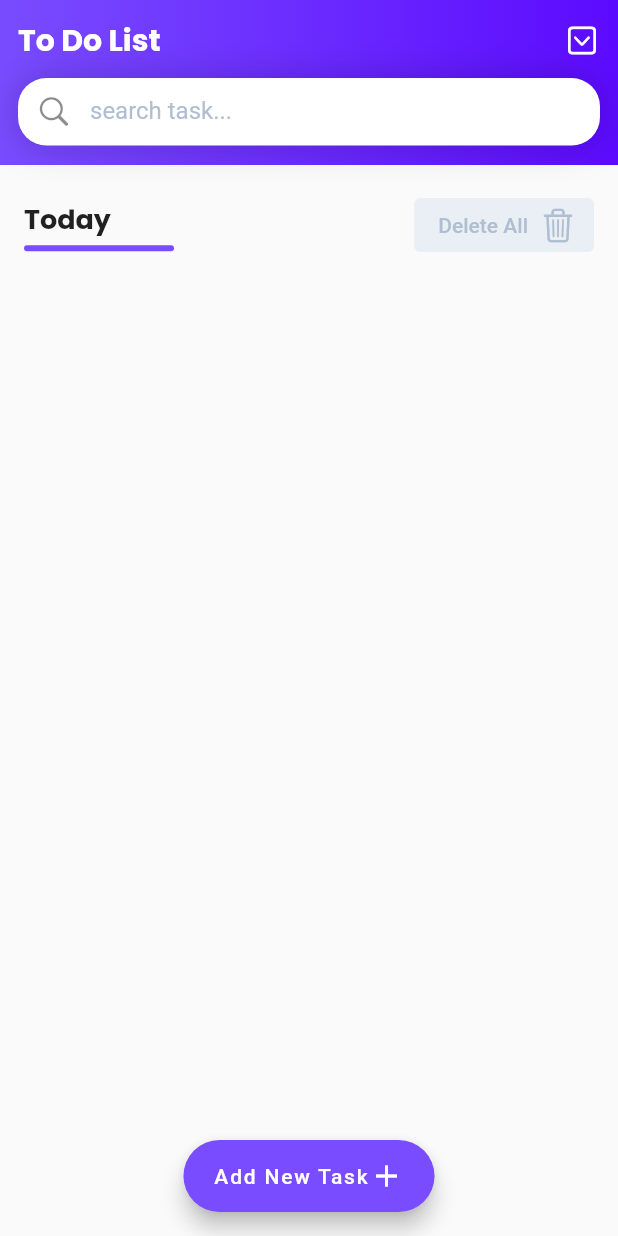
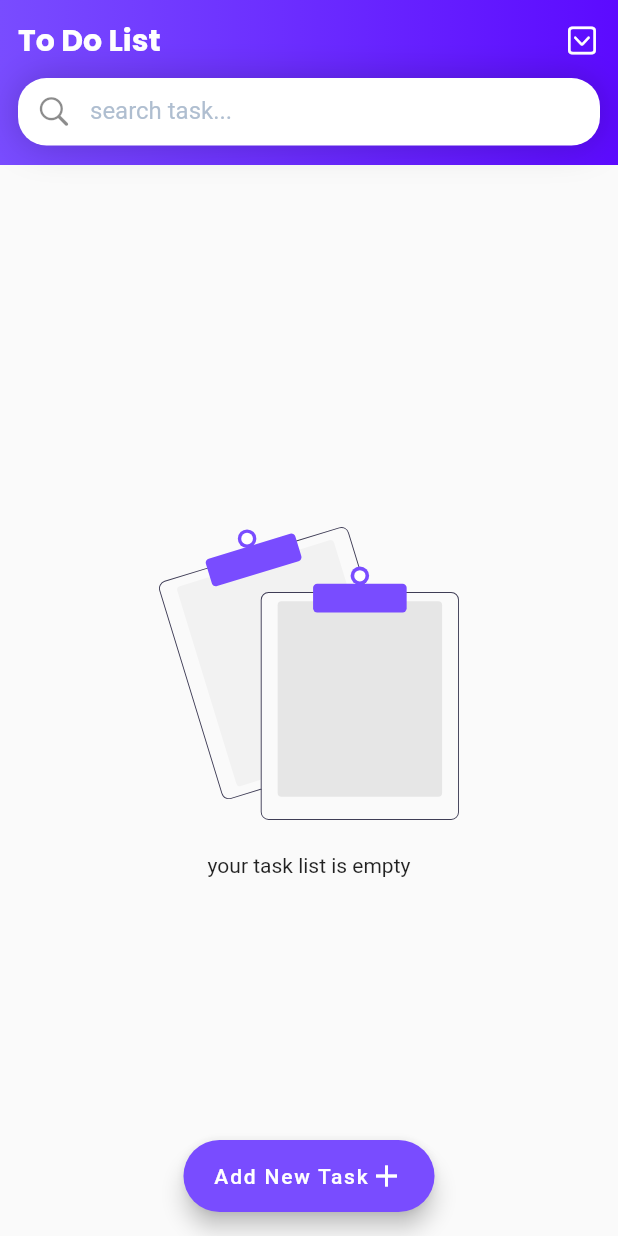
Before and after one commit to alikazemidev/task_7_clone_flutter, a Flutter app: the screen it shows after launch, on a phone screen of 412 x 824 dp. Run offline on Flutter 3.47's test engine with Material 2 defaults, Android fonts, the phone set to English and light mode, and no system bars; our stand-ins replace flutter_svg, google_fonts, hive_flutter; accounts and stored records are empty.

Commit message:
add delete feature one task and all task

```diff
--- a/lib/main.dart
+++ b/lib/main.dart
@@ -1,6 +1,7 @@
 import 'package:flutter/cupertino.dart';
 import 'package:flutter/material.dart';
 import 'package:flutter/services.dart';
+import 'package:flutter_svg/flutter_svg.dart';
 import 'package:google_fonts/google_fonts.dart';
 import 'package:hive_flutter/hive_flutter.dart';
 import 'package:todo_list_7_1/data.dart';
@@ -171,6 +172,7 @@ class _HomePageState extends State<HomePage> {
               child: ValueListenableBuilder<Box<Task>>(
                 valueListenable: box.listenable(),
                 builder: (context, box, child) {
+                  if (box.isNotEmpty) {
                     return ListView.builder(
                       itemCount: box.values.length + 1,
                       padding: EdgeInsets.fromLTRB(16, 16, 16, 100),
@@ -202,7 +204,9 @@ class _HomePageState extends State<HomePage> {
                               Directionality(
                                 textDirection: TextDirection.rtl,
                                 child: ElevatedButton.icon(
-                                onPressed: () {},
+                                  onPressed: () {
+                                    box.clear();
+                                  },
                                   label: Text('Delete All'),
                                   icon: Icon(CupertinoIcons.delete),
                                 ),
@@ -214,11 +218,38 @@ class _HomePageState extends State<HomePage> {
                         return TaskItem(task: task);
                       },
                     );
+                  } else {
+                    return EmptyState();
+                  }
                 },
               ),
             ),
           ],
         ),
+      ),
+    );
+  }
+}
+
+class EmptyState extends StatelessWidget {
+  const EmptyState({super.key});
+
+  @override
+  Widget build(BuildContext context) {
+    return Center(
+      child: Column(
+        mainAxisAlignment: MainAxisAlignment.center,
+        children: [
+          SvgPicture.asset(
+            'assets/empty_state.svg',
+            width: 200,
+            height: 200,
+          ),
+          SizedBox(
+            height: 20,
+          ),
+          Text('your task list is empty'),
+        ],
       ),
     );
   }
@@ -252,6 +283,9 @@ class _TaskItemState extends State<TaskItem> {
         break;
     }
     return InkWell(
+      onLongPress: () {
+        widget.task.delete();
+      },
       onTap: () {
         Navigator.push(
           context,
@@ -290,7 +324,6 @@ class _TaskItemState extends State<TaskItem> {
               child: Text(
                 widget.task.name!,
                 style: TextStyle(
-
                   decoration: widget.task.isCompleted!
                       ? TextDecoration.lineThrough
                       : null,
--- a/pubspec.yaml
+++ b/pubspec.yaml
@@ -37,6 +37,7 @@ dependencies:
   cupertino_icons: ^1.0.2
   hive_flutter: ^1.1.0
   google_fonts: ^3.0.1
+  flutter_svg: ^1.1.6
 
 
 dev_dependencies:
@@ -63,8 +64,8 @@ flutter:
   uses-material-design: true
 
   # To add assets to your application, add an assets section, like this:
-  # assets:
-  #   - images/a_dot_burr.jpeg
+  assets:
+    - assets/
   #   - images/a_dot_ham.jpeg
 
   # An image asset can refer to one or more resolution-specific "variants", see
```
Also changed, not shown: assets/empty_state.svg (added), pubspec.lock. Lines whose indentation alone changed are shown as unchanged.
